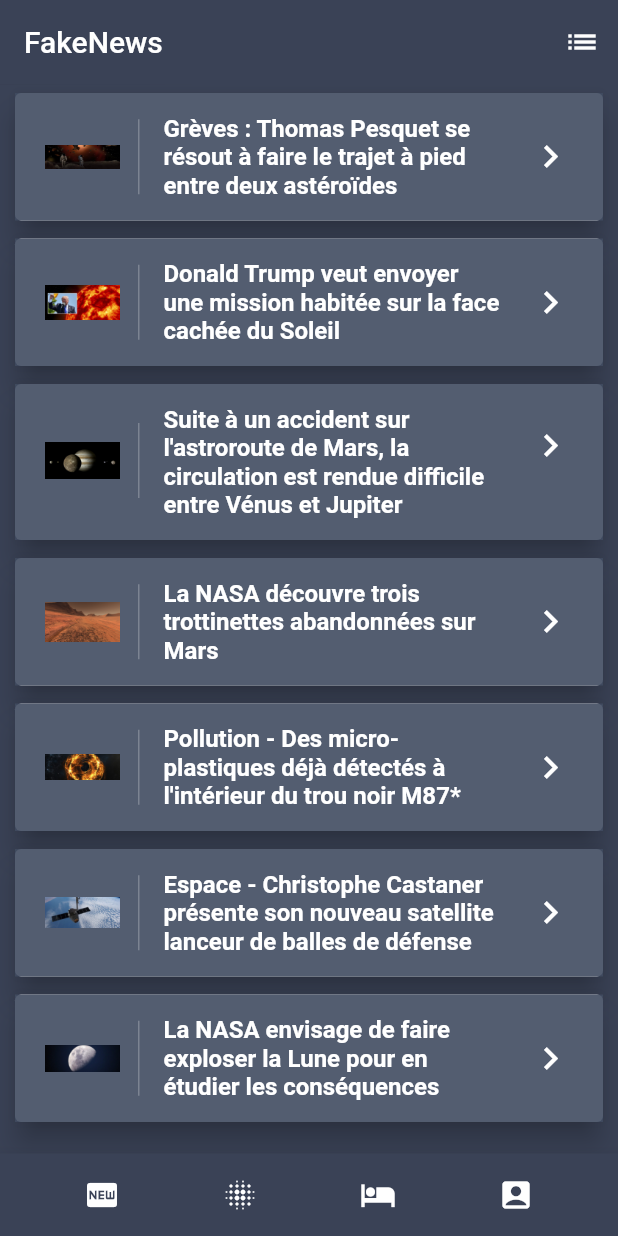
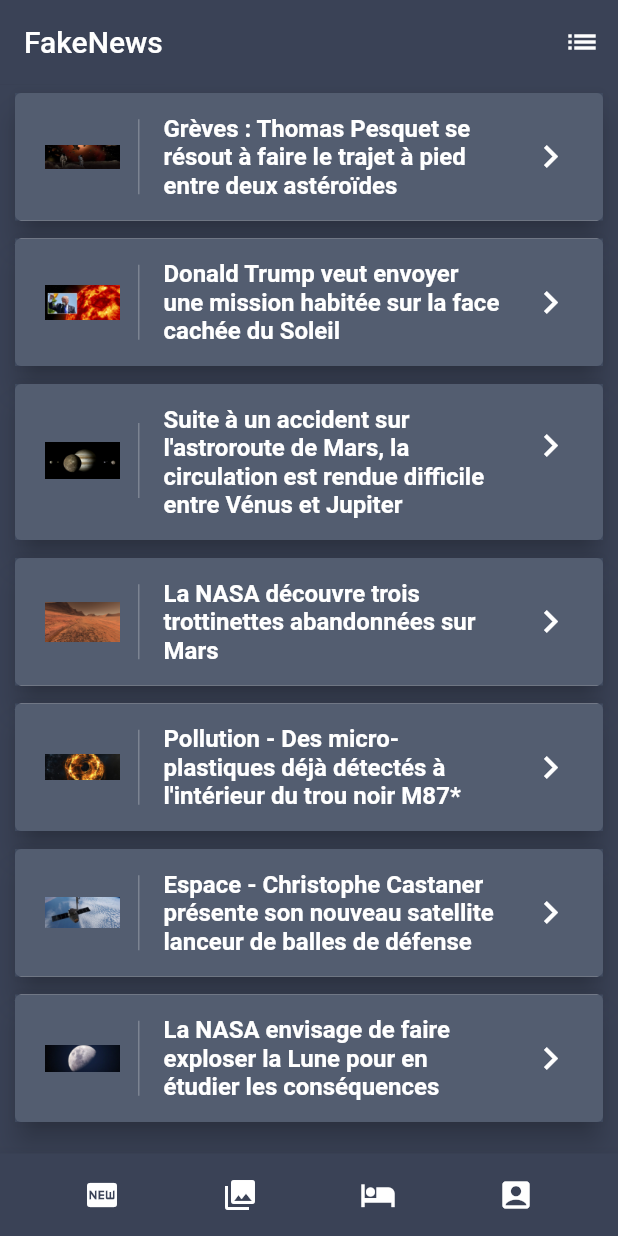
Before and after one commit to Brukols/Newspacepers, a Flutter app: the screen it shows after launch, on a phone screen of 412 x 824 dp. Run offline on Flutter 3.47's test engine with Material 2 defaults, Android fonts, the phone set to English and light mode, and no system bars; Roboto replaces fonts that are missing (Raleway).

Commit message:
Changed icon menu

```diff
--- a/epi_space/lib/fetch_fake_news.dart
+++ b/epi_space/lib/fetch_fake_news.dart
@@ -81,7 +81,7 @@ class _ListPageState extends State<ListPage> {
               onPressed: () {},
             ),
             IconButton(
-              icon: Icon(Icons.blur_on, color: Colors.white),
+              icon: Icon(Icons.collections, color: Colors.white),
               onPressed: () {
                 Navigator.push(
                   context,
```
